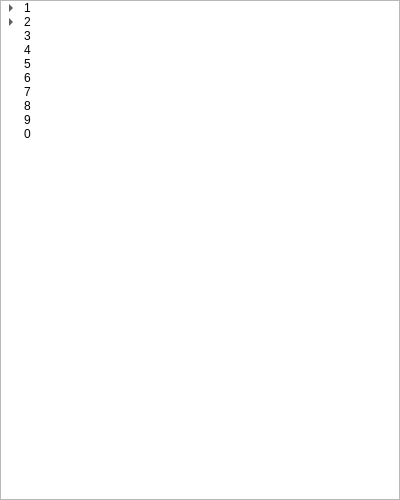
kiry665/FastPaste, file Main.ui: the form before one commit.
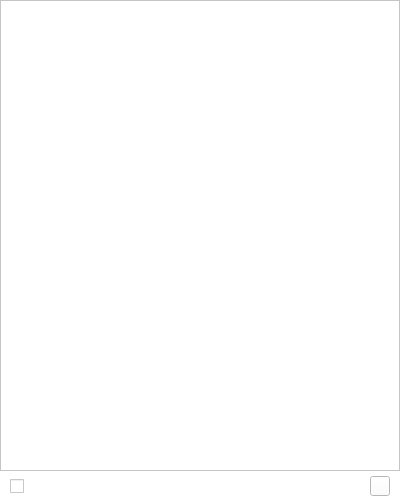
The form after the commit. Icons and pictures are not drawn.

```diff
--- a/Main.ui
+++ b/Main.ui
@@ -16,6 +16,9 @@
   <property name="statusTip">
    <string/>
   </property>
+  <property name="styleSheet">
+   <string notr="true">background-color: rgb(255, 255, 255);</string>
+  </property>
   <widget class="QWidget" name="centralwidget">
    <widget class="QTreeWidget" name="treeWidget">
     <property name="geometry">
@@ -23,9 +26,12 @@
       <x>0</x>
       <y>0</y>
       <width>400</width>
-      <height>500</height>
+      <height>471</height>
      </rect>
     </property>
+    <property name="styleSheet">
+     <string notr="true">background-color: rgb(255, 255, 255);</string>
+    </property>
     <attribute name="headerVisible">
      <bool>false</bool>
     </attribute>
@@ -34,106 +40,42 @@
       <string/>
      </property>
     </column>
-    <item>
-     <property name="text">
-      <string>1</string>
-     </property>
-     <item>
-      <property name="text">
-       <string>1.1</string>
-      </property>
-     </item>
-     <item>
-      <property name="text">
-       <string>1.2</string>
-      </property>
-     </item>
-     <item>
-      <property name="text">
-       <string>1.3</string>
-      </property>
-     </item>
-     <item>
-      <property name="text">
-       <string>1.4</string>
-      </property>
-     </item>
-    </item>
-    <item>
-     <property name="text">
-      <string>2</string>
-     </property>
-     <item>
-      <property name="text">
-       <string>2.1</string>
-      </property>
-      <item>
-       <property name="text">
-        <string>2.1.1</string>
-       </property>
-      </item>
-      <item>
-       <property name="text">
-        <string>2.1.2</string>
-       </property>
-      </item>
-     </item>
-     <item>
-      <property name="text">
-       <string>2.2</string>
-      </property>
-     </item>
-     <item>
-      <property name="text">
-       <string>2.3</string>
-      </property>
-     </item>
-     <item>
-      <property name="text">
-       <string>2.4</string>
-      </property>
-     </item>
-    </item>
-    <item>
-     <property name="text">
-      <string>3</string>
-     </property>
-    </item>
-    <item>
-     <property name="text">
-      <string>4</string>
-     </property>
-    </item>
-    <item>
-     <property name="text">
-      <string>5</string>
-     </property>
-    </item>
-    <item>
-     <property name="text">
-      <string>6</string>
-     </property>
-    </item>
-    <item>
-     <property name="text">
-      <string>7</string>
-     </property>
-    </item>
-    <item>
-     <property name="text">
-      <string>8</string>
-     </property>
-    </item>
-    <item>
-     <property name="text">
-      <string>9</string>
-     </property>
-    </item>
-    <item>
-     <property name="text">
-      <string>0</string>
-     </property>
-    </item>
+   </widget>
+   <widget class="QCheckBox" name="checkBox">
+    <property name="geometry">
+     <rect>
+      <x>10</x>
+      <y>476</y>
+      <width>51</width>
+      <height>21</height>
+     </rect>
+    </property>
+    <property name="text">
+     <string/>
+    </property>
+   </widget>
+   <widget class="QPushButton" name="pushButton">
+    <property name="geometry">
+     <rect>
+      <x>370</x>
+      <y>476</y>
+      <width>20</width>
+      <height>20</height>
+     </rect>
+    </property>
+    <property name="text">
+     <string/>
+    </property>
+    <property name="icon">
+     <iconset>
+      <normaloff>Images/folder.png</normaloff>Images/folder.png</iconset>
+    </property>
+    <property name="iconSize">
+     <size>
+      <width>16</width>
+      <height>16</height>
+     </size>
+    </property>
    </widget>
   </widget>
  </widget>
```
